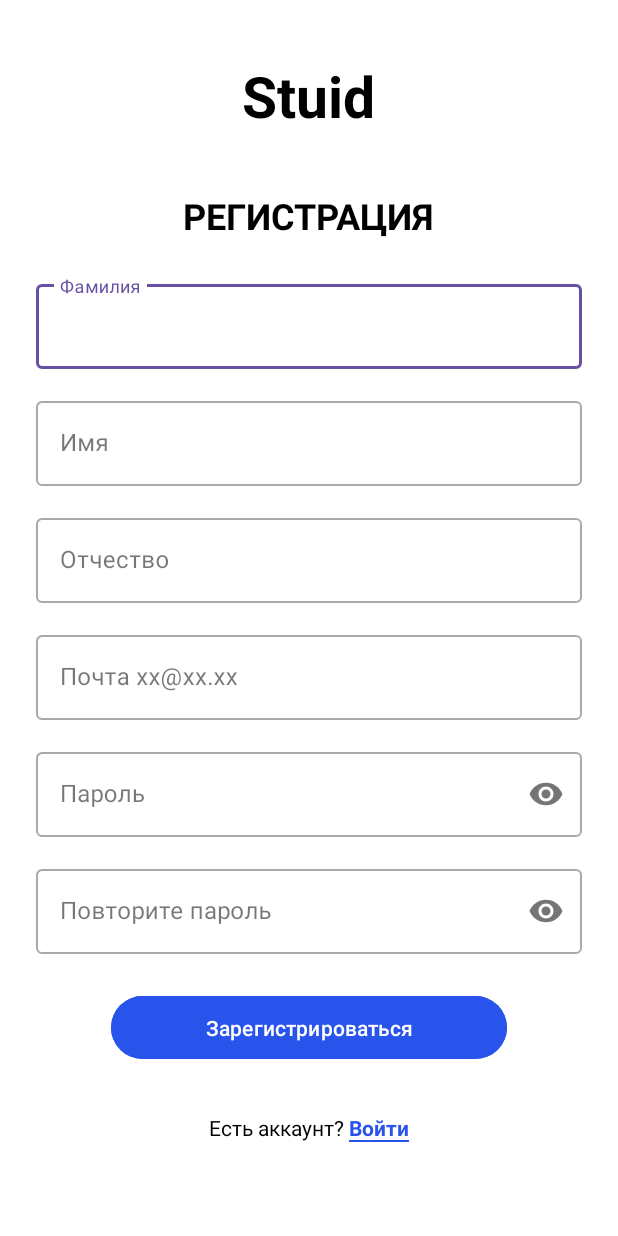
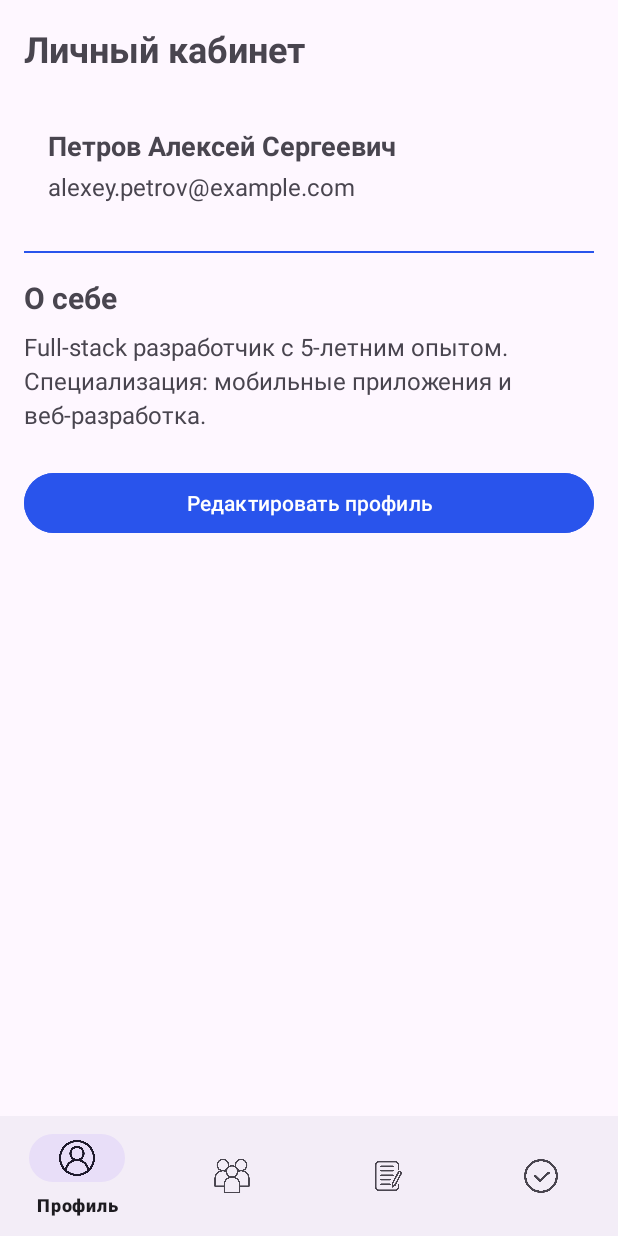
Before and after one commit to Greamond/StuidAD, an Android app: the screen it shows after launch (RegInActivity before the commit, MainActivity after it), on a phone screen of 412 x 824 dp. Run offline under Robolectric (Android 15) with nearby library versions, the phone set to English and light mode, and no system bars; our stand-ins replace navigation-ui.

Commit message:
Дизайн профиля. Русанов

```diff
--- a/app/src/main/AndroidManifest.xml
+++ b/app/src/main/AndroidManifest.xml
@@ -17,11 +17,6 @@
         tools:targetApi="31">
         <activity
             android:name=".activity.MainActivity"
-            android:exported="false">
-
-        </activity>
-        <activity
-            android:name=".activity.RegInActivity"
             android:exported="true">
             <intent-filter>
                 <action android:name="android.intent.action.MAIN" />
@@ -30,6 +25,11 @@
             </intent-filter>
         </activity>
         <activity
+            android:name=".activity.RegInActivity"
+            android:exported="false">
+
+        </activity>
+        <activity
             android:name=".activity.SignInActivity"
             android:exported="false"></activity>
     </application>
--- a/app/src/main/java/com/example/stuid/activity/MainActivity.java
+++ b/app/src/main/java/com/example/stuid/activity/MainActivity.java
@@ -9,21 +9,27 @@ import androidx.core.view.ViewCompat;
 import androidx.core.view.WindowInsetsCompat;
 import androidx.navigation.NavController;
 import androidx.navigation.Navigation;
+import androidx.navigation.fragment.NavHostFragment;
 import androidx.navigation.ui.NavigationUI;
 
 import com.example.stuid.R;
 import com.google.android.material.bottomnavigation.BottomNavigationView;
 
 public class MainActivity extends AppCompatActivity {
-
     @Override
     protected void onCreate(Bundle savedInstanceState) {
         super.onCreate(savedInstanceState);
         setContentView(R.layout.activity_main);
 
+        // Получаем NavHostFragment
+        NavHostFragment navHostFragment = (NavHostFragment) getSupportFragmentManager()
+                .findFragmentById(R.id.nav_host_fragment);
+
+        // Получаем NavController
+        NavController navController = navHostFragment.getNavController();
+
+        // Настраиваем BottomNavigationView
         BottomNavigationView bottomNav = findViewById(R.id.bottom_navigation);
-        NavController navController = Navigation.findNavController(this, R.id.nav_host_fragment);
-
         NavigationUI.setupWithNavController(bottomNav, navController);
     }
 }
--- /dev/null
+++ b/app/src/main/java/com/example/stuid/fragments/EmployeesFragment.java
@@ -0,0 +1,17 @@
+package com.example.stuid.fragments;
+
+import android.os.Bundle;
+import android.view.LayoutInflater;
+import android.view.View;
+import android.view.ViewGroup;
+import androidx.fragment.app.Fragment;
+
+import com.example.stuid.R;
+
+public class EmployeesFragment extends Fragment {
+    @Override
+    public View onCreateView(LayoutInflater inflater, ViewGroup container,
+                             Bundle savedInstanceState) {
+        return inflater.inflate(R.layout.fragment_employees, container, false);
+    }
+}
--- /dev/null
+++ b/app/src/main/java/com/example/stuid/fragments/ProfileFragment.java
@@ -0,0 +1,37 @@
+package com.example.stuid.fragments;
+
+import android.os.Bundle;
+import android.view.LayoutInflater;
+import android.view.View;
+import android.view.ViewGroup;
+import android.widget.Button;
+import android.widget.TextView;
+
+import androidx.fragment.app.Fragment;
+
+import com.example.stuid.R;
+
+public class ProfileFragment extends Fragment {
+
+    @Override
+    public View onCreateView(LayoutInflater inflater, ViewGroup container,
+                             Bundle savedInstanceState) {
+        View view = inflater.inflate(R.layout.fragment_profile, container, false);
+
+        TextView tvFullName = view.findViewById(R.id.tvFullName);
+        TextView tvEmail = view.findViewById(R.id.tvEmail);
+        TextView tvAbout = view.findViewById(R.id.tvAbout);
+        Button btnEdit = view.findViewById(R.id.btnEditProfile);
+
+        // Здесь можно установить данные из ViewModel или SharedPreferences
+        tvFullName.setText("Петров Алексей Сергеевич");
+        tvEmail.setText("alexey.petrov@example.com");
+        tvAbout.setText("Full-stack разработчик с 5-летним опытом. Специализация: мобильные приложения и веб-разработка.");
+
+        btnEdit.setOnClickListener(v -> {
+            // Логика перехода к редактированию профиля
+        });
+
+        return view;
+    }
+}
--- /dev/null
+++ b/app/src/main/java/com/example/stuid/fragments/ProjectsFragment.java
@@ -0,0 +1,17 @@
+package com.example.stuid.fragments;
+
+import android.os.Bundle;
+import android.view.LayoutInflater;
+import android.view.View;
+import android.view.ViewGroup;
+import androidx.fragment.app.Fragment;
+
+import com.example.stuid.R;
+
+public class ProjectsFragment extends Fragment {
+    @Override
+    public View onCreateView(LayoutInflater inflater, ViewGroup container,
+                             Bundle savedInstanceState) {
+        return inflater.inflate(R.layout.fragment_projects, container, false);
+    }
+}
--- /dev/null
+++ b/app/src/main/java/com/example/stuid/fragments/TasksFragment.java
@@ -0,0 +1,17 @@
+package com.example.stuid.fragments;
+
+import android.os.Bundle;
+import android.view.LayoutInflater;
+import android.view.View;
+import android.view.ViewGroup;
+import androidx.fragment.app.Fragment;
+
+import com.example.stuid.R;
+
+public class TasksFragment extends Fragment {
+    @Override
+    public View onCreateView(LayoutInflater inflater, ViewGroup container,
+                             Bundle savedInstanceState) {
+        return inflater.inflate(R.layout.fragment_tasks, container, false);
+    }
+}
--- a/app/src/main/res/layout/activity_main.xml
+++ b/app/src/main/res/layout/activity_main.xml
@@ -1,11 +1,9 @@
 <?xml version="1.0" encoding="utf-8"?>
-<androidx.constraintlayout.widget.ConstraintLayout xmlns:android="http://schemas.android.com/apk/res/android"
+<androidx.constraintlayout.widget.ConstraintLayout
+    xmlns:android="http://schemas.android.com/apk/res/android"
     xmlns:app="http://schemas.android.com/apk/res-auto"
-    xmlns:tools="http://schemas.android.com/tools"
-    android:id="@+id/main"
     android:layout_width="match_parent"
-    android:layout_height="match_parent"
-    tools:context=".activity.MainActivity">
+    android:layout_height="match_parent">
 
     <androidx.fragment.app.FragmentContainerView
         android:id="@+id/nav_host_fragment"
@@ -14,8 +12,6 @@
         android:layout_height="0dp"
         app:defaultNavHost="true"
         app:layout_constraintBottom_toTopOf="@+id/bottom_navigation"
-        app:layout_constraintLeft_toLeftOf="parent"
-        app:layout_constraintRight_toRightOf="parent"
         app:layout_constraintTop_toTopOf="parent"
         app:navGraph="@navigation/main_navigation" />
 
@@ -23,10 +19,7 @@
         android:id="@+id/bottom_navigation"
         android:layout_width="match_parent"
         android:layout_height="wrap_content"
-        android:background="?android:attr/windowBackground"
         app:layout_constraintBottom_toBottomOf="parent"
-        app:layout_constraintLeft_toLeftOf="parent"
-        app:layout_constraintRight_toRightOf="parent"
         app:menu="@menu/bottom_nav_menu" />
 
 </androidx.constraintlayout.widget.ConstraintLayout>
--- a/app/src/main/res/layout/fragment_profile.xml
+++ b/app/src/main/res/layout/fragment_profile.xml
@@ -1,17 +1,82 @@
 <?xml version="1.0" encoding="utf-8"?>
-<LinearLayout xmlns:android="http://schemas.android.com/apk/res/android"
+<ScrollView xmlns:android="http://schemas.android.com/apk/res/android"
     android:layout_width="match_parent"
     android:layout_height="match_parent"
+    android:fillViewport="true">
+
+    <LinearLayout
+        android:layout_width="match_parent"
+        android:layout_height="wrap_content"
         android:orientation="vertical"
         android:padding="16dp">
 
+        <!-- Заголовок -->
         <TextView
             android:layout_width="wrap_content"
             android:layout_height="wrap_content"
             android:text="Личный кабинет"
             android:textSize="24sp"
-        android:textStyle="bold" />
+            android:textStyle="bold"
+            android:layout_marginBottom="16dp"/>
 
-    <!-- Здесь будет контент личного кабинета -->
+        <!-- Блок с основной информацией -->
+        <LinearLayout
+            android:layout_width="match_parent"
+            android:layout_height="wrap_content"
+            android:orientation="vertical"
+            android:padding="16dp">
+
+            <TextView
+                android:id="@+id/tvFullName"
+                android:layout_width="wrap_content"
+                android:layout_height="wrap_content"
+                android:text="Иванов Иван Иванович"
+                android:textSize="18sp"
+                android:textStyle="bold"
+                android:layout_marginTop="4dp"
+                android:layout_marginBottom="4dp"/>
+
+            <TextView
+                android:id="@+id/tvEmail"
+                android:layout_width="wrap_content"
+                android:layout_height="wrap_content"
+                android:text="example@email.com"
+                android:textSize="16sp"/>
+        </LinearLayout>
+
+        <!-- Разделительная линия -->
+        <View
+            android:layout_width="match_parent"
+            android:layout_height="1dp"
+            android:background="@color/blue"
+            android:layout_marginVertical="16dp"/>
+
+        <!-- Раздел "О себе" -->
+        <TextView
+            android:layout_width="wrap_content"
+            android:layout_height="wrap_content"
+            android:text="О себе"
+            android:textSize="20sp"
+            android:textStyle="bold"
+            android:layout_marginBottom="8dp"/>
+
+        <TextView
+            android:id="@+id/tvAbout"
+            android:layout_width="match_parent"
+            android:layout_height="wrap_content"
+            android:text="Здесь будет информация о ваших навыках, опыте работы и профессиональных интересах. Вы можете редактировать этот текст в настройках профиля."
+            android:textSize="16sp"
+            android:lineSpacingExtra="4dp"/>
+
+        <!-- Кнопка редактирования -->
+        <Button
+            android:id="@+id/btnEditProfile"
+            android:layout_width="match_parent"
+            android:layout_height="wrap_content"
+            android:text="Редактировать профиль"
+            android:layout_marginTop="24dp"
+            android:backgroundTint="@color/blue"
+            android:textColor="@color/white"/>
 
     </LinearLayout>
+</ScrollView>
--- a/app/src/main/res/menu/bottom_nav_menu.xml
+++ b/app/src/main/res/menu/bottom_nav_menu.xml
@@ -3,7 +3,7 @@
     <item
         android:id="@+id/profileFragment"
         android:icon="@drawable/ic_profile"
-        android:title="Личный кабинет" />
+        android:title="Профиль" />
 
     <item
         android:id="@+id/employeesFragment"
--- a/app/src/main/res/navigation/main_navigation.xml
+++ b/app/src/main/res/navigation/main_navigation.xml
@@ -7,25 +7,25 @@
 
     <fragment
         android:id="@+id/profileFragment"
-        android:name="com.yourpackage.fragments.ProfileFragment"
+        android:name="com.example.stuid.fragments.ProfileFragment"
         android:label="Личный кабинет"
         tools:layout="@layout/fragment_profile" />
 
     <fragment
         android:id="@+id/employeesFragment"
-        android:name="com.yourpackage.fragments.EmployeesFragment"
+        android:name="com.example.stuid.fragments.EmployeesFragment"
         android:label="Сотрудники"
         tools:layout="@layout/fragment_employees" />
 
     <fragment
         android:id="@+id/projectsFragment"
-        android:name="com.yourpackage.fragments.ProjectsFragment"
+        android:name="com.example.stuid.fragments.ProjectsFragment"
         android:label="Проекты"
         tools:layout="@layout/fragment_projects" />
 
     <fragment
         android:id="@+id/tasksFragment"
-        android:name="com.yourpackage.fragments.TasksFragment"
+        android:name="com.example.stuid.fragments.TasksFragment"
         android:label="Задачи"
         tools:layout="@layout/fragment_tasks" />
 </navigation>
```
Lines whose indentation alone changed are shown as unchanged.
